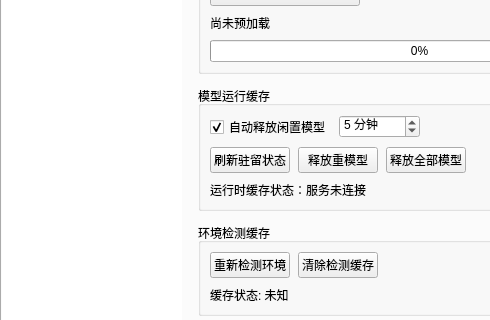
Qt form apps/vibeocr-pyside/src/vibeocr/ui/main_window.ui (FelixJI/VibeOCR) before a commit; both pictures show x 0 to 490 and y 179 to 499 of the 659 by 787 pixel window.
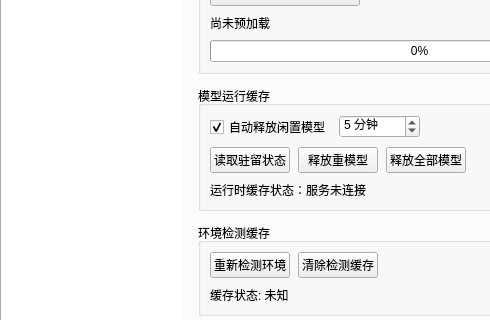
The same form after that commit. The open tabs and pages were chosen to show the change. Custom widgets are drawn as their Qt base class.

Commit message: fix(cache): 读取驻留状态按钮的超时/反馈/文案

What changed in the file:
```diff
--- a/apps/vibeocr-pyside/src/vibeocr/ui/main_window.ui
+++ b/apps/vibeocr-pyside/src/vibeocr/ui/main_window.ui
@@ -469,7 +469,10 @@
                <item>
                 <widget class="QPushButton" name="btnRefreshPipelineCache">
                  <property name="text">
-                  <string>刷新驻留状态</string>
+                  <string>读取驻留状态</string>
+                 </property>
+                 <property name="toolTip">
+                  <string>查询推理进程当前驻留的模型，不改变任何状态（只读）</string>
                  </property>
                 </widget>
                </item>
```
The commit also changes 5 other files.
